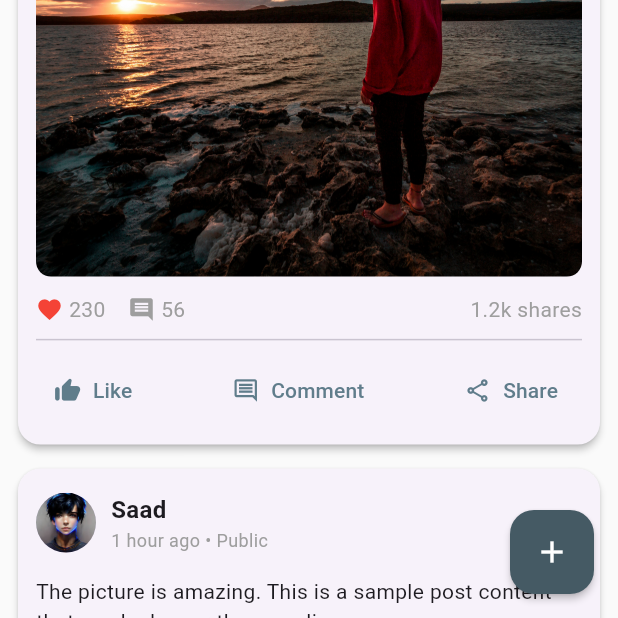
After one commit to Hassan9865/Social-app, a Flutter app: the HomeView screen opened by its route, on a phone screen of 412 x 824 dp, the part 618-1236 px from its top. The commit adds this screen. Run offline on Flutter 3.47's test engine with Material 3 defaults, Android fonts, the phone set to English and light mode, and no system bars; our stand-ins replace stacked, stacked_services, stacked_shared.

Commit message:
Home widget

```diff
--- /dev/null
+++ b/lib/view/home/widget/buildAddStoryButton.dart
@@ -0,0 +1,38 @@
+import 'package:flutter/material.dart';
+import 'package:social_app/List_data/circle_data.dart';
+import 'package:social_app/view/home/home_viewModel.dart';
+import 'package:stacked/stacked.dart';
+
+class Buildaddstorybutton extends ViewModelWidget<HomeViewModel> {
+  final int index;
+
+  const Buildaddstorybutton(
+    this.index, {
+    super.key,
+  });
+
+  @override
+  Widget build(BuildContext context, HomeViewModel viewModel) {
+    // final screenHeight = MediaQuery.of(context).size.height;
+
+    return Padding(
+      padding: EdgeInsets.symmetric(horizontal: 8),
+      child: Column(
+        children: [
+          Container(
+            width: 70,
+            height: 70,
+            decoration: BoxDecoration(
+              shape: BoxShape.circle,
+              color: Colors.grey[200],
+              border: Border.all(color: Colors.grey[300]!, width: 2),
+            ),
+            child: Icon(Icons.add, size: 30, color: Colors.blueGrey[700]),
+          ),
+          SizedBox(height: 5),
+          Text("Your Story", style: TextStyle(fontSize: 12)),
+        ],
+      ),
+    );
+  }
+}
--- /dev/null
+++ b/lib/view/home/widget/buildPostActionButton.dart
@@ -0,0 +1,27 @@
+import 'package:flutter/material.dart';
+import 'package:flutter/src/widgets/framework.dart';
+import 'package:social_app/view/home/home_viewModel.dart';
+import 'package:stacked/stacked.dart';
+
+class BuildPostActionButton extends ViewModelWidget<HomeViewModel> {
+  final IconData icon;
+  final String label;
+
+  const BuildPostActionButton({
+    super.key,
+    required this.icon,
+    required this.label,
+  });
+
+  @override
+  Widget build(BuildContext context, HomeViewModel viewModel) {
+    return TextButton.icon(
+      onPressed: () {},
+      icon: Icon(icon, color: Colors.blueGrey),
+      label: Text(label, style: TextStyle(color: Colors.blueGrey)),
+      style: TextButton.styleFrom(
+        minimumSize: Size(0, 40),
+      ),
+    );
+  }
+}
--- /dev/null
+++ b/lib/view/home/widget/buildPostCard.dart
@@ -0,0 +1,111 @@
+import 'package:flutter/material.dart';
+import 'package:social_app/List_data/circle_data.dart';
+import 'package:social_app/view/home/home_viewModel.dart';
+import 'package:social_app/view/home/widget/buildPostActionButton.dart';
+import 'package:stacked/stacked.dart';
+
+class Buildpostcard extends ViewModelWidget<HomeViewModel> {
+  final int index;
+
+  const Buildpostcard(
+    this.index, {
+    super.key,
+  });
+
+  @override
+  Widget build(BuildContext context, HomeViewModel viewModel) {
+    final screenHeight = MediaQuery.of(context).size.height;
+
+    return Card(
+      margin: EdgeInsets.symmetric(vertical: 8, horizontal: 12),
+      elevation: 2,
+      shape: RoundedRectangleBorder(
+        borderRadius: BorderRadius.circular(15),
+      ),
+      child: Padding(
+        padding: EdgeInsets.all(12),
+        child: Column(
+          crossAxisAlignment: CrossAxisAlignment.start,
+          children: [
+            Row(
+              children: [
+                CircleAvatar(
+                  radius: 20,
+                  backgroundImage: AssetImage(circlelist[index].image),
+                ),
+                SizedBox(width: 10),
+                Expanded(
+                  child: Column(
+                    crossAxisAlignment: CrossAxisAlignment.start,
+                    children: [
+                      Text(
+                        circlelist[index].title,
+                        style: TextStyle(
+                          fontWeight: FontWeight.bold,
+                          fontSize: 16,
+                        ),
+                      ),
+                      Text(
+                        "1 hour ago • Public",
+                        style: TextStyle(
+                          color: Colors.grey,
+                          fontSize: 12,
+                        ),
+                      ),
+                    ],
+                  ),
+                ),
+                IconButton(
+                  onPressed: () {},
+                  icon: Icon(Icons.more_vert, color: Colors.grey),
+                ),
+              ],
+            ),
+            SizedBox(height: 12),
+            Text(
+              "The picture is amazing. This is a sample post content that can be longer than one line.",
+              style: TextStyle(fontSize: 14),
+            ),
+            SizedBox(height: 12),
+            Container(
+              height: screenHeight * 0.35,
+              decoration: BoxDecoration(
+                borderRadius: BorderRadius.circular(10),
+                image: DecorationImage(
+                  image: AssetImage("assets/images/post.jpg"),
+                  fit: BoxFit.cover,
+                ),
+              ),
+            ),
+            SizedBox(height: 12),
+            Row(
+              children: [
+                Icon(Icons.favorite, color: Colors.red, size: 18),
+                SizedBox(width: 4),
+                Text("230", style: TextStyle(color: Colors.grey)),
+                SizedBox(width: 15),
+                Icon(Icons.comment, color: Colors.grey, size: 18),
+                SizedBox(width: 4),
+                Text("56", style: TextStyle(color: Colors.grey)),
+                Spacer(),
+                Text("1.2k shares", style: TextStyle(color: Colors.grey)),
+              ],
+            ),
+            Divider(height: 20),
+            Row(
+              mainAxisAlignment: MainAxisAlignment.spaceBetween,
+              children: [
+                BuildPostActionButton(
+                    icon: Icons.thumb_up_alt_rounded, label: "Like"),
+                BuildPostActionButton(
+                    icon: Icons.comment_outlined, label: "Comment"),
+                BuildPostActionButton(
+                    icon: Icons.share_outlined, label: "Share")
+              ],
+            ),
+          ],
+        ),
+      ),
+    );
+  }
+}
--- /dev/null
+++ b/lib/view/home/widget/buildStoryCircle.dart
@@ -0,0 +1,58 @@
+import 'package:flutter/material.dart';
+import 'package:social_app/List_data/circle_data.dart';
+import 'package:social_app/view/home/home_viewModel.dart';
+import 'package:stacked/stacked.dart';
+
+class Buildstorycircle extends ViewModelWidget<HomeViewModel> {
+  final int index;
+
+  const Buildstorycircle(
+    this.index, {
+    super.key,
+  });
+
+  @override
+  Widget build(BuildContext context, HomeViewModel viewModel) {
+    // final screenHeight = MediaQuery.of(context).size.height;
+
+    return Padding(
+      padding: EdgeInsets.symmetric(horizontal: 8),
+      child: Column(
+        children: [
+          GestureDetector(
+            onTap: () {
+              viewModel.navigateToStoryview(
+                  circlelist[index].image, circlelist[index].title);
+            },
+            child: Container(
+              width: 70,
+              height: 70,
+              decoration: BoxDecoration(
+                shape: BoxShape.circle,
+                border: Border.all(color: Colors.blue, width: 2),
+              ),
+              child: Padding(
+                padding: EdgeInsets.all(2),
+                child: CircleAvatar(
+                  radius: 30,
+                  backgroundImage: AssetImage(circlelist[index].image),
+                ),
+              ),
+            ),
+          ),
+          SizedBox(height: 5),
+          SizedBox(
+            width: 70,
+            child: Text(
+              circlelist[index].title,
+              textAlign: TextAlign.center,
+              style: TextStyle(fontSize: 12),
+              overflow: TextOverflow.ellipsis,
+              maxLines: 1,
+            ),
+          ),
+        ],
+      ),
+    );
+  }
+}
```
Also changed, not shown: lib/view/home/home_view.dart (+26 -201 lines).
